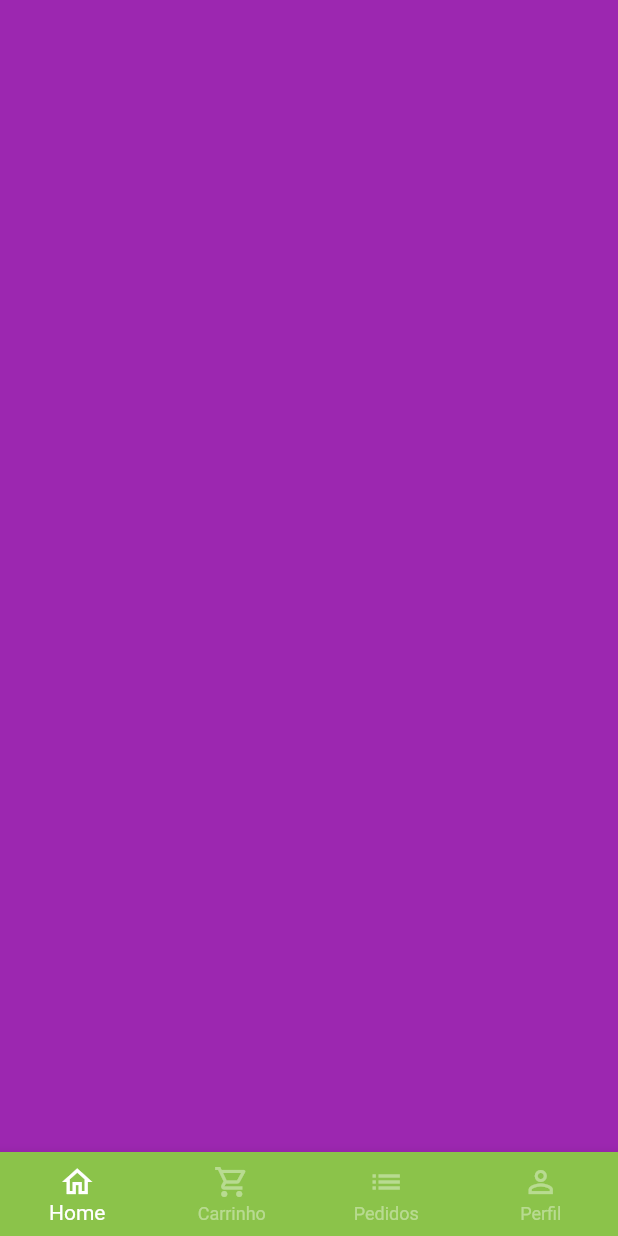
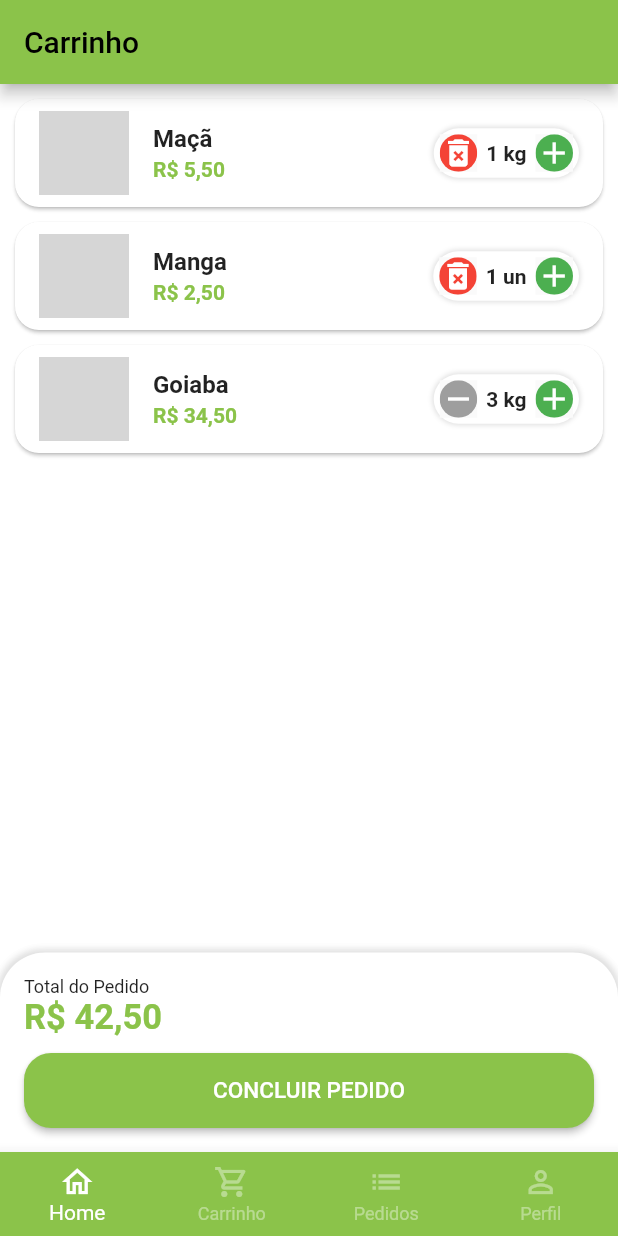
Before and after one commit to glesiosantos/greengrocer, a Flutter app: the BaseSreen screen opened directly, swiped to page 2, on a phone screen of 412 x 824 dp. Run offline on Flutter 3.47's test engine with Material 2 defaults, Android fonts, the phone set to English and light mode, and no system bars; our stand-ins replace animated_text_kit, mask_text_input_formatter; grey boxes are pictures that could not be loaded.

Commit message:
concluindo tela de pedido (#4)

```diff
--- a/lib/src/custom/quantity_widget.dart
+++ b/lib/src/custom/quantity_widget.dart
@@ -4,12 +4,14 @@ import 'package:greengrocer/src/custom/quantity_button_widget.dart';
 class QuantityWidget extends StatelessWidget {
   final int value;
   final String sufixText;
+  final bool isRemovable;
   final Function(int quantity) total;
 
   const QuantityWidget(
       {super.key,
       required this.value,
       required this.sufixText,
+      this.isRemovable = false,
       required this.total});
 
   @override
@@ -27,12 +29,15 @@ class QuantityWidget extends StatelessWidget {
             ),
           ]),
       child: Row(
+        mainAxisSize: MainAxisSize.min,
         children: [
           QuantityButtonWidget(
-              icon: Icons.remove,
-              color: Colors.grey,
+              icon: !isRemovable || value > 1
+                  ? Icons.remove
+                  : Icons.delete_forever,
+              color: !isRemovable || value > 1 ? Colors.grey : Colors.red,
               onPressed: () {
-                if (value == 1) {
+                if (value == 1 && !isRemovable) {
                   return;
                 }
 
--- /dev/null
+++ b/lib/src/models/cart_item_model.dart
@@ -0,0 +1,13 @@
+import 'package:greengrocer/src/models/item_model.dart';
+
+class CartItemModel {
+  ItemModel item;
+  int quantity;
+
+  CartItemModel({
+    required this.item,
+    required this.quantity,
+  });
+
+  totalPrice() => item.price * quantity;
+}
--- a/lib/src/pages/base/base_screen.dart
+++ b/lib/src/pages/base/base_screen.dart
@@ -1,5 +1,6 @@
 import 'package:flutter/material.dart';
 import 'package:greengrocer/src/config/custom_colors.dart';
+import 'package:greengrocer/src/pages/cart/cart_tab.dart';
 
 import '../home/home_tab.dart';
 
@@ -22,9 +23,7 @@ class _BaseSreenState extends State<BaseSreen> {
         controller: pageController,
         children: [
           const HomeTab(),
-          Container(
-            color: Colors.purple,
-          ),
+          CartTab(),
           Container(
             color: Colors.blue,
           ),
--- /dev/null
+++ b/lib/src/pages/cart/cart_tab.dart
@@ -0,0 +1,126 @@
+import 'package:flutter/material.dart';
+import 'package:greengrocer/src/config/custom_colors.dart';
+import 'package:greengrocer/src/custom/custom_elevated_button.dart';
+import 'package:greengrocer/src/pages/cart/components/cart_item_tile.dart';
+import 'package:greengrocer/src/services/utils-services.dart';
+import '../../models/cart_item_model.dart';
+import '../../shared/app_data.dart' as appData;
+
+class CartTab extends StatefulWidget {
+  const CartTab({super.key});
+
+  @override
+  State<CartTab> createState() => _CartTabState();
+}
+
+class _CartTabState extends State<CartTab> {
+  final utilService = UtilsServices();
+
+  removeItemFromCart(CartItemModel cartItemModel) {
+    setState(() {
+      appData.cartItems.remove(cartItemModel);
+    });
+  }
+
+  double cartTotal() {
+    double total = 0;
+
+    for (var item in appData.cartItems) {
+      total += item.totalPrice();
+    }
+
+    return total;
+  }
+
+  @override
+  Widget build(BuildContext context) {
+    return Scaffold(
+      appBar: AppBar(
+        title: const Text('Carrinho'),
+      ),
+      body: Column(
+        children: [
+          Expanded(
+              child: ListView.builder(
+            itemBuilder: (_, index) => CartItemTile(
+              cart: appData.cartItems[index],
+              remove: removeItemFromCart,
+            ),
+            itemCount: appData.cartItems.length,
+          )),
+          const SizedBox(
+            height: 20,
+          ),
+          Container(
+            padding: const EdgeInsets.all(16),
+            decoration: BoxDecoration(
+                color: Colors.white,
+                borderRadius: const BorderRadius.vertical(
+                  top: Radius.circular(30),
+                ),
+                boxShadow: [
+                  BoxShadow(
+                    color: Colors.grey.shade300,
+                    blurRadius: 3,
+                    spreadRadius: 2,
+                  )
+                ]),
+            child: Column(
+              crossAxisAlignment: CrossAxisAlignment.stretch,
+              children: [
+                const Text(
+                  'Total do Pedido',
+                  style: TextStyle(fontSize: 12),
+                ),
+                Text(
+                  utilService.priceToCurrency(cartTotal()),
+                  style: TextStyle(
+                      fontSize: 23,
+                      color: CustomColors.customSwatchColor,
+                      fontWeight: FontWeight.bold),
+                ),
+                const SizedBox(
+                  height: 10,
+                ),
+                CustomElevetadButton(
+                    textButton: 'Concluir Pedido'.toUpperCase(),
+                    onPressed: () async {
+                      bool? result = await showOrderConfirmation();
+                      print(result);
+                    })
+              ],
+            ),
+          )
+        ],
+      ),
+    );
+  }
+
+  Future<bool?> showOrderConfirmation() {
+    return showDialog<bool>(
+      context: context,
+      builder: (context) {
+        return AlertDialog(
+          shape:
+              RoundedRectangleBorder(borderRadius: BorderRadius.circular(20)),
+          title: const Text('Confirmar pedido'),
+          content: const Text('Deseja realmente concluir o pedido?'),
+          actions: [
+            TextButton(
+                onPressed: () => Navigator.of(context).pop(false),
+                child: const Text('Não')),
+            ElevatedButton(
+                onPressed: () => Navigator.of(context).pop(true),
+                style: ElevatedButton.styleFrom(
+                    shape: RoundedRectangleBorder(
+                        borderRadius: BorderRadius.circular(5))),
+                child: const Text(
+                  'Sim',
+                  style: TextStyle(color: Colors.white),
+                ))
+          ],
+        );
+      },
+    );
+  }
+}
--- /dev/null
+++ b/lib/src/pages/cart/components/cart_item_tile.dart
@@ -0,0 +1,58 @@
+import 'package:flutter/material.dart';
+import 'package:greengrocer/src/config/custom_colors.dart';
+import 'package:greengrocer/src/custom/quantity_widget.dart';
+import 'package:greengrocer/src/models/cart_item_model.dart';
+import 'package:greengrocer/src/services/utils-services.dart';
+
+class CartItemTile extends StatefulWidget {
+  final CartItemModel cart;
+  final Function(CartItemModel) remove;
+
+  const CartItemTile({super.key, required this.cart, required this.remove});
+
+  @override
+  State<CartItemTile> createState() => _CartItemTileState();
+}
+
+class _CartItemTileState extends State<CartItemTile> {
+  final utilServices = UtilsServices();
+
+  @override
+  Widget build(BuildContext context) {
+    return Card(
+        margin: const EdgeInsets.fromLTRB(10, 10, 10, 0),
+        shape: RoundedRectangleBorder(borderRadius: BorderRadius.circular(16)),
+        child: ListTile(
+          leading: Image.asset(
+            widget.cart.item.imgUrl,
+            height: 60,
+            width: 60,
+          ),
+          title: Text(
+            widget.cart.item.itemName,
+            style: const TextStyle(fontWeight: FontWeight.bold),
+          ),
+          subtitle: Text(
+            utilServices.priceToCurrency(widget.cart.totalPrice()),
+            style: TextStyle(
+              color: CustomColors.customSwatchColor,
+              fontWeight: FontWeight.bold,
+            ),
+          ),
+          trailing: QuantityWidget(
+            sufixText: widget.cart.item.unit,
+            value: widget.cart.quantity,
+            isRemovable: true,
+            total: (quantity) {
+              setState(() {
+                widget.cart.quantity = quantity;
+
+                if (quantity == 0) {
+                  widget.remove(widget.cart);
+                }
+              });
+            },
+          ),
+        ));
+  }
+}
--- a/lib/src/pages/home/home_tab.dart
+++ b/lib/src/pages/home/home_tab.dart
@@ -1,4 +1,3 @@
-import 'package:badges/badges.dart';
 import 'package:flutter/material.dart';
 import 'package:greengrocer/src/config/custom_colors.dart';
 import 'package:greengrocer/src/custom/custom_form_search.dart';
@@ -36,11 +35,8 @@ class _HomeTabState extends State<HomeTab> {
             child: GestureDetector(
               onTap: () {},
               child: Badge(
-                badgeColor: CustomColors.customContrastColor,
-                badgeContent: const Text(
-                  '2',
-                  style: TextStyle(color: Colors.white, fontSize: 12),
-                ),
+                backgroundColor: CustomColors.customContrastColor,
+                label: const Text('2'),
                 child: Icon(
                   Icons.shopping_cart,
                   color: CustomColors.customSwatchColor,
--- a/lib/src/shared/app_data.dart
+++ b/lib/src/shared/app_data.dart
@@ -1,3 +1,4 @@
+import 'package:greengrocer/src/models/cart_item_model.dart';
 import 'package:greengrocer/src/models/item_model.dart';
 
 ItemModel apple = ItemModel(
@@ -71,3 +72,18 @@ List<String> categories = [
   'Tempero',
   'Cereais'
 ];
+
+List<CartItemModel> cartItems = [
+  CartItemModel(
+    item: apple,
+    quantity: 1,
+  ),
+  CartItemModel(
+    item: mango,
+    quantity: 1,
+  ),
+  CartItemModel(
+    item: guava,
+    quantity: 3,
+  ),
+];
--- a/pubspec.yaml
+++ b/pubspec.yaml
@@ -37,7 +37,6 @@ dependencies:
   cupertino_icons: ^1.0.2
   animated_text_kit: ^4.2.2
   mask_text_input_formatter: ^2.4.0
-  badges: ^2.0.3
   intl: ^0.17.0
 
 dev_dependencies:
```
Also changed, not shown: pubspec.lock.
